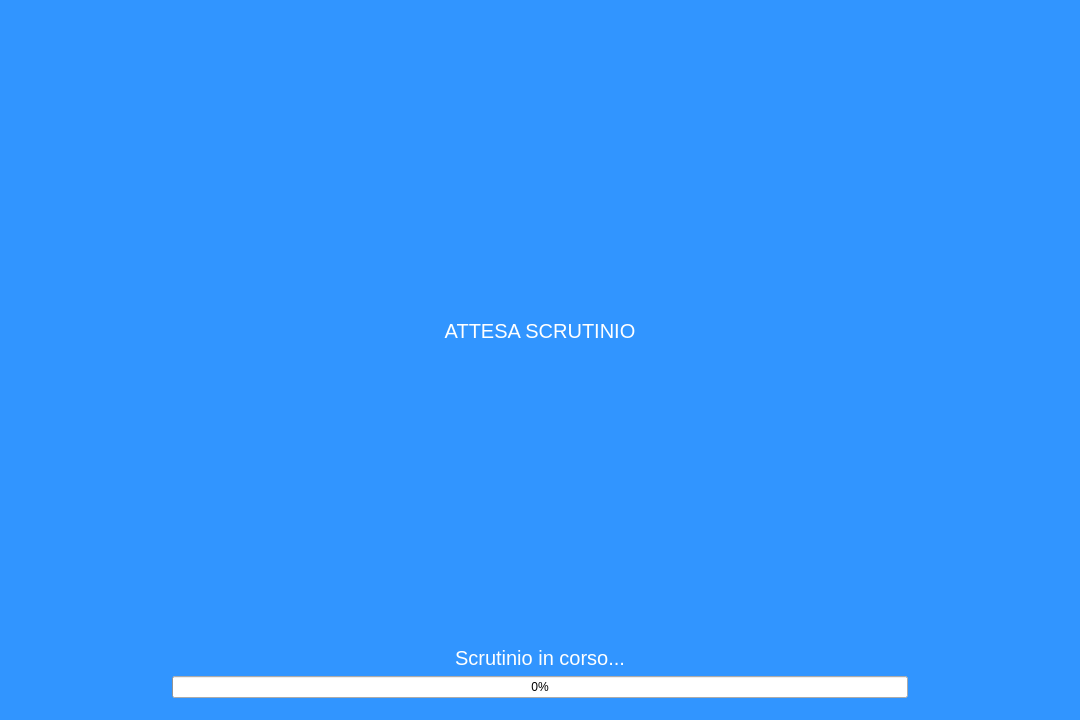
Qt form mainwindowrp.ui (giuseppedifatta/SistemaRP) before a commit.
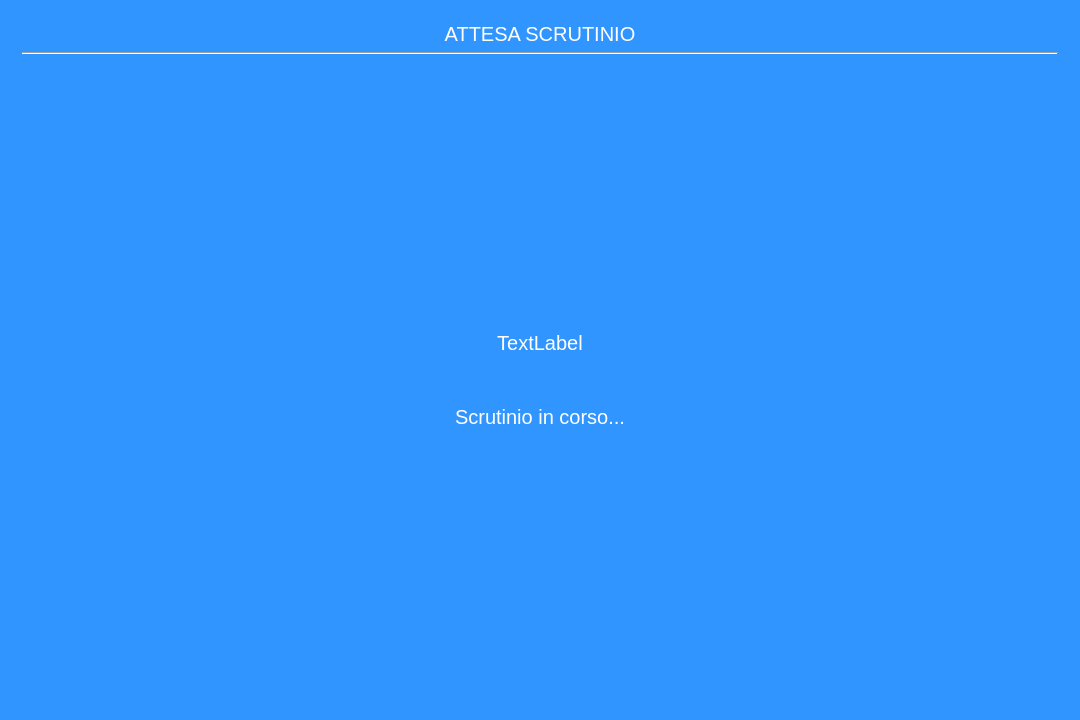
The same form after that commit. The open tabs and pages were chosen to show the change.

Commit message: corretti bug di scrutinio

Diff of the .ui file:
```diff
--- a/mainwindowrp.ui
+++ b/mainwindowrp.ui
@@ -265,9 +265,13 @@
       <widget class="QWidget" name="page_scrutinio">
        <layout class="QVBoxLayout" name="verticalLayout_5">
         <item>
-         <layout class="QGridLayout" name="gridLayout_3" rowstretch="0,1">
-          <item row="0" column="0">
            <widget class="QLabel" name="label_titleAttesaScrutinio">
+          <property name="sizePolicy">
+           <sizepolicy hsizetype="Preferred" vsizetype="Fixed">
+            <horstretch>0</horstretch>
+            <verstretch>0</verstretch>
+           </sizepolicy>
+          </property>
             <property name="text">
              <string>ATTESA SCRUTINIO</string>
             </property>
@@ -276,14 +280,55 @@
             </property>
            </widget>
           </item>
+        <item>
+         <widget class="Line" name="line_3">
+          <property name="orientation">
+           <enum>Qt::Horizontal</enum>
+          </property>
+         </widget>
+        </item>
+        <item>
+         <layout class="QGridLayout" name="gridLayout_3" rowstretch="0,0">
           <item row="1" column="0">
            <layout class="QVBoxLayout" name="verticalLayout_4">
+            <property name="spacing">
+             <number>50</number>
+            </property>
             <property name="leftMargin">
              <number>150</number>
             </property>
             <property name="rightMargin">
              <number>150</number>
             </property>
+            <item>
+             <spacer name="verticalSpacer">
+              <property name="orientation">
+               <enum>Qt::Vertical</enum>
+              </property>
+              <property name="sizeHint" stdset="0">
+               <size>
+                <width>20</width>
+                <height>40</height>
+               </size>
+              </property>
+             </spacer>
+            </item>
+            <item>
+             <widget class="QLabel" name="label_numeroSchede">
+              <property name="sizePolicy">
+               <sizepolicy hsizetype="Preferred" vsizetype="Fixed">
+                <horstretch>0</horstretch>
+                <verstretch>0</verstretch>
+               </sizepolicy>
+              </property>
+              <property name="text">
+               <string>TextLabel</string>
+              </property>
+              <property name="alignment">
+               <set>Qt::AlignCenter</set>
+              </property>
+             </widget>
+            </item>
             <item>
              <widget class="QLabel" name="label_scrutinioInCorso">
               <property name="sizePolicy">
@@ -301,14 +346,17 @@
              </widget>
             </item>
             <item>
-             <widget class="QProgressBar" name="progressBar_avanzamentoScrutinio">
-              <property name="value">
-               <number>0</number>
+             <spacer name="verticalSpacer_2">
+              <property name="orientation">
+               <enum>Qt::Vertical</enum>
               </property>
-              <property name="format">
-               <string>%p%</string>
+              <property name="sizeHint" stdset="0">
+               <size>
+                <width>20</width>
+                <height>40</height>
+               </size>
               </property>
-             </widget>
+             </spacer>
             </item>
            </layout>
           </item>
```
Left out of the diff: 2 changed lines with no effect on the pictures. Lines whose indentation alone changed are shown as unchanged. The commit also changes 5 other files.
